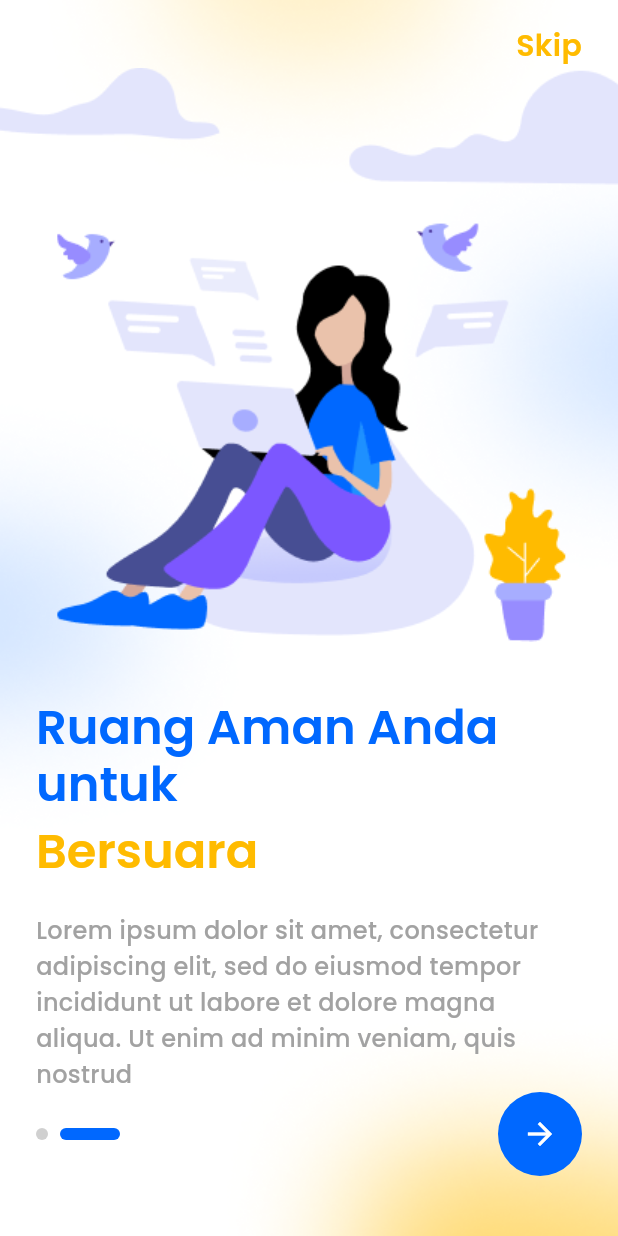
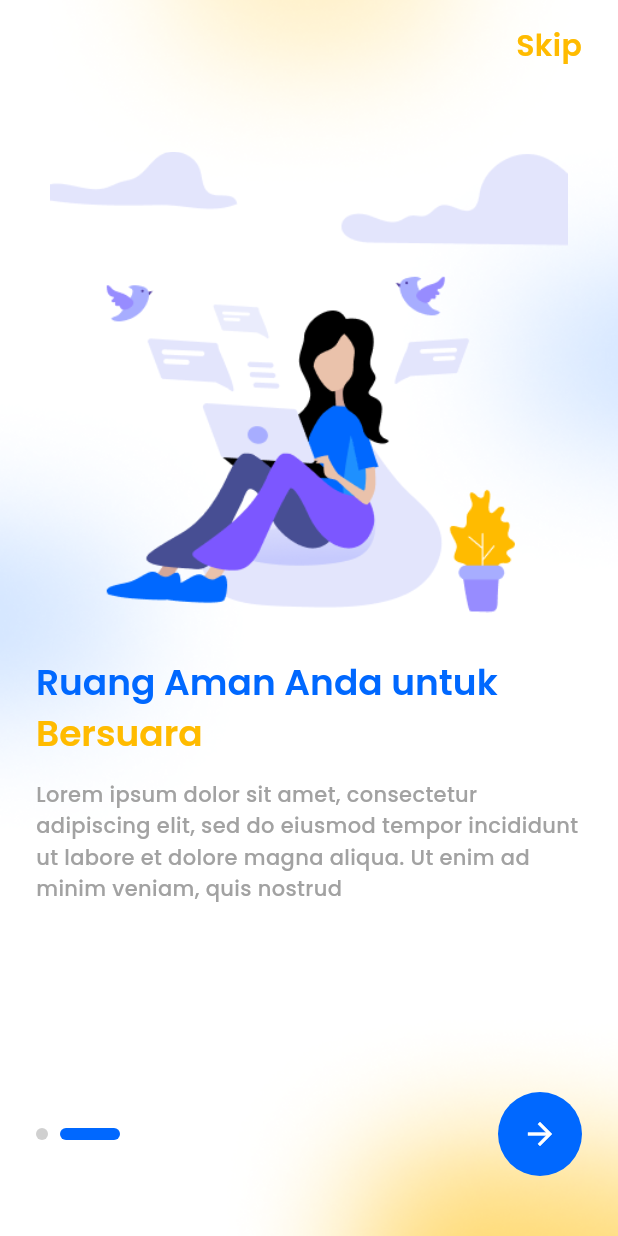
Before and after one commit to Arsieruuu/ppkpt_mobile, a Flutter app: the screen it shows after launch, swiped to page 2, on a phone screen of 412 x 824 dp. Run offline on Flutter 3.47's test engine with Material 3 defaults, Android fonts, the light colour scheme and no system bars.

Commit message:
fix some bug at onboarding page

```diff
--- a/lib/pages/onboarding_screen.dart
+++ b/lib/pages/onboarding_screen.dart
@@ -218,13 +218,21 @@ class _OnboardingScreenState extends State<OnboardingScreen>
   }
 
   Widget _buildPage1() {
-    return Column(
+    return LayoutBuilder(
+      builder: (context, constraints) {
+        double screenHeight = constraints.maxHeight;
+        double imageHeight = screenHeight * 0.45; // 45% of available height
+
+        return SingleChildScrollView(
+          child: ConstrainedBox(
+            constraints: BoxConstraints(minHeight: screenHeight),
+            child: Column(
               mainAxisAlignment: MainAxisAlignment.center,
               children: [
-        // Illustration - Full width
+                // Illustration - Flexible height
                 SizedBox(
                   width: MediaQuery.of(context).size.width,
-          height: 382.57,
+                  height: imageHeight.clamp(250.0, 400.0), // Min 250, Max 400
                   child: AnimatedBuilder(
                     animation: _fadeAnimation,
                     builder: (context, child) {
@@ -232,7 +240,7 @@ class _OnboardingScreenState extends State<OnboardingScreen>
                         opacity: _fadeAnimation,
                         child: Image.asset(
                           'assets/images/illustrations/onboarding1.png',
-                  fit: BoxFit.cover,
+                          fit: BoxFit.contain,
                           width: double.infinity,
                         ),
                       );
@@ -240,7 +248,7 @@ class _OnboardingScreenState extends State<OnboardingScreen>
                   ),
                 ),
 
-        const SizedBox(height: 40),
+                SizedBox(height: screenHeight * 0.05), // 5% of screen height
 
                 // Welcome text with padding
                 Padding(
@@ -256,63 +264,63 @@ class _OnboardingScreenState extends State<OnboardingScreen>
                             crossAxisAlignment: CrossAxisAlignment.start,
                             children: [
                               // "Hai! Selamat Datang di"
-                      const Text(
+                              Text(
                                 'Hai ! Selamat Datang di',
                                 style: TextStyle(
-                          fontSize: 20,
+                                  fontSize: screenHeight < 700 ? 16 : 20,
                                   fontWeight: FontWeight.w700,
                                   fontFamily: 'Poppins',
-                          color: Color(0xFFA2A2A2),
+                                  color: const Color(0xFFA2A2A2),
                                 ),
                               ),
 
-                      const SizedBox(height: 8),
+                              SizedBox(height: screenHeight < 700 ? 6 : 8),
 
                               // "E-LAPOR PPKPT POLINELA" with different colors
                               RichText(
-                        text: const TextSpan(
+                                text: TextSpan(
                                   children: [
                                     TextSpan(
                                       text: 'E-LAPOR ',
                                       style: TextStyle(
-                                fontSize: 32,
+                                        fontSize: screenHeight < 700 ? 24 : 32,
                                         fontWeight: FontWeight.w700,
                                         fontFamily: 'Poppins',
-                                color: Color(0xFF0068FF),
+                                        color: const Color(0xFF0068FF),
                                       ),
                                     ),
                                     TextSpan(
                                       text: 'PPKPT\n',
                                       style: TextStyle(
-                                fontSize: 32,
+                                        fontSize: screenHeight < 700 ? 24 : 32,
                                         fontWeight: FontWeight.w700,
                                         fontFamily: 'Poppins',
-                                color: Color(0xFFFFBB00),
+                                        color: const Color(0xFFFFBB00),
                                       ),
                                     ),
                                     TextSpan(
                                       text: 'POLINELA',
                                       style: TextStyle(
-                                fontSize: 32,
+                                        fontSize: screenHeight < 700 ? 24 : 32,
                                         fontWeight: FontWeight.w700,
                                         fontFamily: 'Poppins',
-                                color: Color(0xFF0068FF),
+                                        color: const Color(0xFF0068FF),
                                       ),
                                     ),
                                   ],
                                 ),
                               ),
 
-                      const SizedBox(height: 16),
+                              SizedBox(height: screenHeight < 700 ? 12 : 16),
 
                               // Description text
-                      const Text(
+                              Text(
                                 'Lorem ipsum dolor sit amet, consectetur adipiscing elit, sed do eiusmod tempor incididunt',
                                 style: TextStyle(
-                          fontSize: 16,
+                                  fontSize: screenHeight < 700 ? 14 : 16,
                                   fontWeight: FontWeight.w500,
                                   fontFamily: 'Poppins',
-                          color: Color(0xFFA2A2A2),
+                                  color: const Color(0xFFA2A2A2),
                                   height: 1.5,
                                 ),
                               ),
@@ -323,18 +331,32 @@ class _OnboardingScreenState extends State<OnboardingScreen>
                     },
                   ),
                 ),
+
+                SizedBox(height: screenHeight * 0.1), // 10% bottom spacing
               ],
+            ),
+          ),
+        );
+      },
     );
   }
 
   Widget _buildPage2() {
-    return Column(
+    return LayoutBuilder(
+      builder: (context, constraints) {
+        double screenHeight = constraints.maxHeight;
+        double imageHeight = screenHeight * 0.45; // 45% of available height
+
+        return SingleChildScrollView(
+          child: ConstrainedBox(
+            constraints: BoxConstraints(minHeight: screenHeight),
+            child: Column(
               mainAxisAlignment: MainAxisAlignment.center,
               children: [
-        // Illustration - Full width
+                // Illustration - Flexible height
                 SizedBox(
                   width: MediaQuery.of(context).size.width,
-          height: 382.57,
+                  height: imageHeight.clamp(250.0, 400.0), // Min 250, Max 400
                   child: AnimatedBuilder(
                     animation: _fadeAnimation,
                     builder: (context, child) {
@@ -342,7 +364,7 @@ class _OnboardingScreenState extends State<OnboardingScreen>
                         opacity: _fadeAnimation,
                         child: Image.asset(
                           'assets/images/illustrations/onboarding2.png',
-                  fit: BoxFit.cover,
+                          fit: BoxFit.contain,
                           width: double.infinity,
                         ),
                       );
@@ -350,7 +372,7 @@ class _OnboardingScreenState extends State<OnboardingScreen>
                   ),
                 ),
 
-        const SizedBox(height: 40),
+                SizedBox(height: screenHeight * 0.05), // 5% of screen height
 
                 // Welcome text with padding
                 Padding(
@@ -367,41 +389,41 @@ class _OnboardingScreenState extends State<OnboardingScreen>
                             children: [
                               // "Ruang Aman Anda untuk Bersuara" with different colors
                               RichText(
-                        text: const TextSpan(
+                        text: TextSpan(
                           children: [
                             TextSpan(
                               text: 'Ruang Aman Anda untuk\n',
                               style: TextStyle(
-                                fontSize: 32,
+                                fontSize: screenHeight < 700 ? 24 : 32,
                                 fontWeight: FontWeight.w700,
                                 fontFamily: 'Poppins',
-                                color: Color(0xFF0068FF),
+                                color: const Color(0xFF0068FF),
                                 height: 1.2,
                               ),
                             ),
                             TextSpan(
                               text: 'Bersuara',
                               style: TextStyle(
-                                fontSize: 32,
+                                fontSize: screenHeight < 700 ? 24 : 32,
                                 fontWeight: FontWeight.w700,
                                 fontFamily: 'Poppins',
-                                color: Color(0xFFFFBB00),
+                                color: const Color(0xFFFFBB00),
                               ),
                             ),
                           ],
                         ),
                       ),
 
-                      const SizedBox(height: 16),
+                              SizedBox(height: screenHeight < 700 ? 12 : 16),
 
                               // Description text
-                      const Text(
+                              Text(
                                 'Lorem ipsum dolor sit amet, consectetur adipiscing elit, sed do eiusmod tempor incididunt ut labore et dolore magna aliqua. Ut enim ad minim veniam, quis nostrud',
                                 style: TextStyle(
-                          fontSize: 16,
+                                  fontSize: screenHeight < 700 ? 14 : 16,
                                   fontWeight: FontWeight.w500,
                                   fontFamily: 'Poppins',
-                          color: Color(0xFFA2A2A2),
+                                  color: const Color(0xFFA2A2A2),
                                   height: 1.5,
                                 ),
                               ),
@@ -412,7 +434,13 @@ class _OnboardingScreenState extends State<OnboardingScreen>
                     },
                   ),
                 ),
+
+                SizedBox(height: screenHeight * 0.1), // 10% bottom spacing
               ],
+            ),
+          ),
+        );
+      },
     );
   }
 }
```
Also changed, not shown: lib/pages/onboarding_page.dart (added), lib/pages/onboarding_page2.dart (added). Lines whose indentation alone changed are shown as unchanged.
